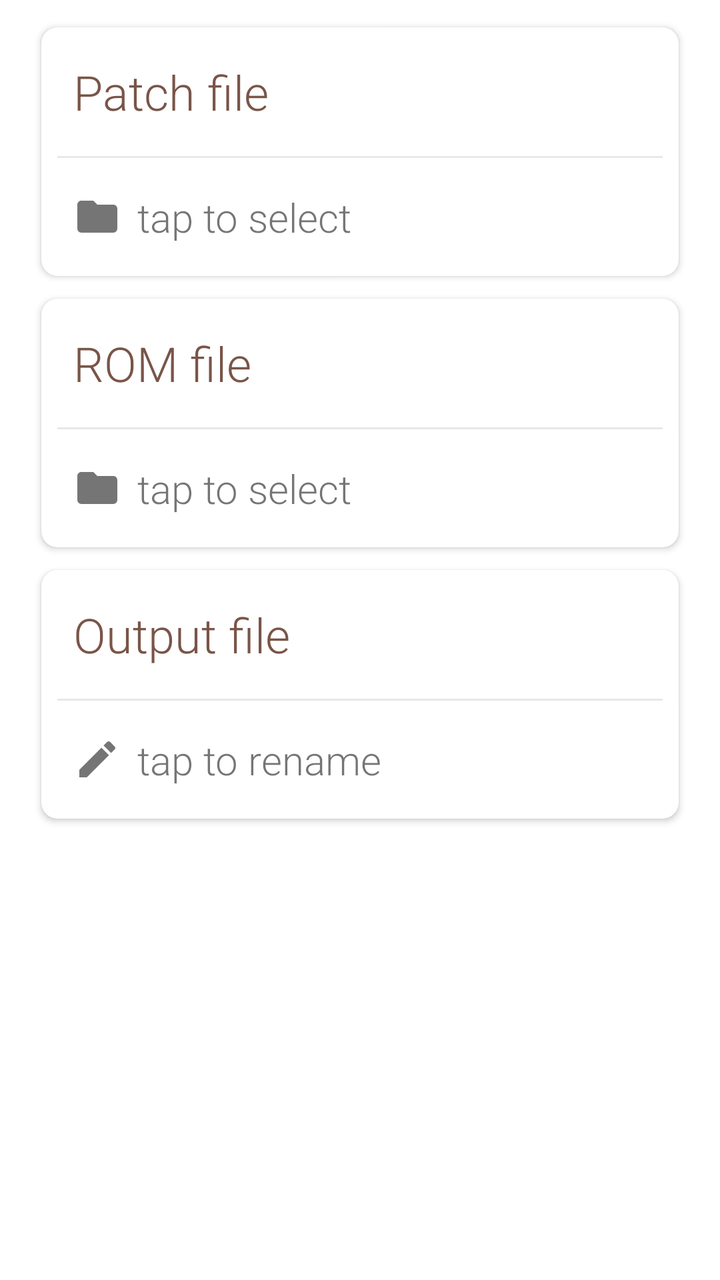
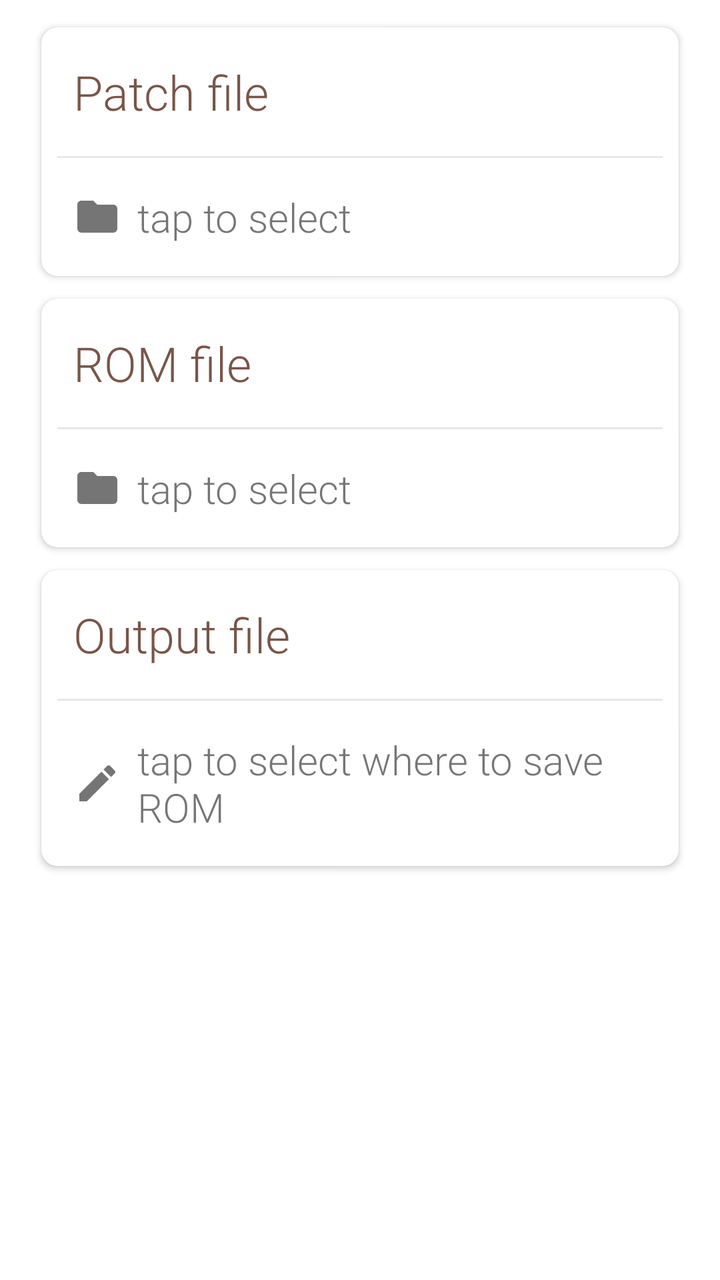

Two renders of the same Android screen: before a commit and after it. Below are the layout's source before the change and the commit's diff.
<!-- AndroidManifest.xml: application theme AppTheme.NoActionBar -->
<!-- res/layout/apply_patch_fragment.xml -->
<?xml version="1.0" encoding="utf-8"?>
<ScrollView
    xmlns:android="http://schemas.android.com/apk/res/android"
    xmlns:app="http://schemas.android.com/apk/res-auto"
    android:layout_width="match_parent"
    android:layout_height="match_parent"
    android:layout_alignParentTop="true">

    <LinearLayout
        style="@style/CardsHolder">

        <androidx.cardview.widget.CardView
            android:id="@+id/patchCardView"
            style="@style/Card.Clickable">

            <LinearLayout
                android:layout_width="match_parent"
                android:layout_height="match_parent"
                android:orientation="vertical"
                android:padding="@dimen/card_padding">

                <TextView
                    android:id="@+id/patchLabel"
                    android:layout_width="wrap_content"
                    android:layout_height="wrap_content"
                    android:fontFamily="sans-serif-light"
                    android:padding="8dp"
                    android:text="@string/main_activity_patch_file"
                    android:textColor="@color/colorCardHeaderText"
                    android:textSize="24sp"/>

                <View
                    android:layout_width="match_parent"
                    android:layout_height="@dimen/card_line_height"
                    android:layout_marginTop="@dimen/card_line_margin"
                    android:layout_marginBottom="@dimen/card_line_margin"
                    android:background="@color/colorCardLine"/>

                <TextView
                    android:id="@+id/patchNameTextView"
                    android:layout_width="match_parent"
                    android:layout_height="wrap_content"
                    android:drawableStart="@drawable/folder"
                    android:drawablePadding="8dp"
                    android:fontFamily="sans-serif-light"
                    android:padding="8dp"
                    android:text="@string/main_activity_tap_to_select"
                    android:textSize="20sp"/>
            </LinearLayout>

        </androidx.cardview.widget.CardView>

        <androidx.cardview.widget.CardView
            android:id="@+id/romCardView"
            style="@style/Card.Clickable">

            <LinearLayout
                android:layout_width="match_parent"
                android:layout_height="match_parent"
                android:orientation="vertical"
                android:padding="@dimen/card_padding">

                <TextView
                    android:id="@+id/romLabel"
                    android:layout_width="wrap_content"
                    android:layout_height="wrap_content"
                    android:fontFamily="sans-serif-light"
                    android:padding="8dp"
                    android:text="@string/main_activity_rom_file"
                    android:textColor="@color/colorCardHeaderText"
                    android:textSize="24sp"/>

                <View
                    android:layout_width="match_parent"
                    android:layout_height="@dimen/card_line_height"
                    android:layout_marginTop="@dimen/card_line_margin"
                    android:layout_marginBottom="@dimen/card_line_margin"
                    android:background="@color/colorCardLine"/>

                <TextView
                    android:id="@+id/romNameTextView"
                    android:layout_width="match_parent"
                    android:layout_height="wrap_content"
                    android:drawableStart="@drawable/folder"
                    android:drawablePadding="8dp"
                    android:fontFamily="sans-serif-light"
                    android:padding="8dp"
                    android:text="@string/main_activity_tap_to_select"
                    android:textSize="20sp"/>
            </LinearLayout>

        </androidx.cardview.widget.CardView>

        <androidx.cardview.widget.CardView
            android:id="@+id/outputCardView"
            style="@style/Card.Clickable">

            <LinearLayout
                android:layout_width="match_parent"
                android:layout_height="match_parent"
                android:orientation="vertical"
                android:padding="@dimen/card_padding">

                <TextView
                    android:id="@+id/outputLabel"
                    android:layout_width="wrap_content"
                    android:layout_height="wrap_content"
                    android:fontFamily="sans-serif-light"
                    android:padding="8dp"
                    android:text="@string/main_activity_output_file"
                    android:textColor="@color/colorCardHeaderText"
                    android:textSize="24sp"/>

                <View
                    android:layout_width="match_parent"
                    android:layout_height="@dimen/card_line_height"
                    android:layout_marginTop="@dimen/card_line_margin"
                    android:layout_marginBottom="@dimen/card_line_margin"
                    android:background="@color/colorCardLine"/>

                <TextView
                    android:id="@+id/outputNameTextView"
                    android:layout_width="match_parent"
                    android:layout_height="wrap_content"
                    android:drawableStart="@drawable/pencil"
                    android:drawablePadding="8dp"
                    android:fontFamily="sans-serif-light"
                    android:padding="8dp"
                    android:text="@string/main_activity_tap_to_rename"
                    android:textSize="20sp"/>


            </LinearLayout>

        </androidx.cardview.widget.CardView>

    </LinearLayout>
</ScrollView>
<!-- resources referenced by this layout -->
<resources>
  <color name="colorCardHeaderText">#795548</color>
  <color name="colorCardLine">#e8e8e8</color>
  <dimen name="card_line_height">1dp</dimen>
  <dimen name="card_line_margin">8dp</dimen>
  <dimen name="card_padding">8dp</dimen>
  <!-- drawable folder (drawable) -->
  <vector xmlns:android="http://schemas.android.com/apk/res/android"
      android:height="24dp"
      android:width="24dp"
      android:viewportWidth="24"
      android:viewportHeight="24">
      <path android:fillColor="#757575" android:pathData="M10,4H4C2.89,4 2,4.89 2,6V18A2,2 0 0,0 4,20H20A2,2 0 0,0 22,18V8C22,6.89 21.1,6 20,6H12L10,4Z" />
  </vector>
  <!-- drawable pencil (drawable) -->
  <vector xmlns:android="http://schemas.android.com/apk/res/android"
      android:height="24dp"
      android:width="24dp"
      android:viewportWidth="24"
      android:viewportHeight="24">
      <path android:fillColor="#757575" android:pathData="M20.71,7.04C21.1,6.65 21.1,6 20.71,5.63L18.37,3.29C18,2.9 17.35,2.9 16.96,3.29L15.12,5.12L18.87,8.87M3,17.25V21H6.75L17.81,9.93L14.06,6.18L3,17.25Z" />
  </vector>
  <string name="main_activity_output_file">Output file</string>
  <string name="main_activity_patch_file">Patch file</string>
  <string name="main_activity_rom_file">ROM file</string>
  <string name="main_activity_tap_to_rename">tap to rename</string>
  <string name="main_activity_tap_to_select">tap to select</string>
  <style name="Card.Clickable" parent="Card">
          <item name="android:focusable">true</item>
          <item name="android:clickable">true</item>
          <item name="android:foreground">?attr/selectableItemBackground</item>
      </style>
  <style name="CardsHolder">
          <item name="android:orientation">vertical</item>
          <item name="android:layout_width">match_parent</item>
          <item name="android:layout_height">wrap_content</item>
          <item name="android:layout_marginTop">@dimen/content_top_margin</item>
          <item name="android:layout_marginLeft">@dimen/content_left_margin</item>
          <item name="android:layout_marginRight">@dimen/content_right_margin</item>
      </style>
  <style name="AppTheme.NoActionBar">
          <item name="windowActionBar">false</item>
          <item name="windowNoTitle">true</item>
      </style>
  <style name="Card">
          <item name="android:layout_gravity">center</item>
          <item name="android:layout_width">match_parent</item>
          <item name="android:layout_height">wrap_content</item>
          <item name="cardBackgroundColor">@color/colorCardBackground</item>
          <item name="cardElevation">@dimen/card_elevation</item>
          <item name="cardCornerRadius">@dimen/card_corner_radius</item>
          <item name="cardUseCompatPadding">true</item>
      </style>
  <dimen name="content_top_margin">8dp</dimen>
  <dimen name="content_left_margin">16dp</dimen>
  <dimen name="content_right_margin">16dp</dimen>
  <color name="colorCardBackground">@android:color/white</color>
  <dimen name="card_elevation">2dp</dimen>
  <dimen name="card_corner_radius">8dp</dimen>
</resources>

<!-- the commit's change to res/layout/apply_patch_fragment.xml (unified diff, before → after) -->
@@ -126,7 +126,7 @@
                     android:drawablePadding="8dp"
                     android:fontFamily="sans-serif-light"
                     android:padding="8dp"
-                    android:text="@string/main_activity_tap_to_rename"
+                    android:text="@string/main_activity_tap_to_select_where_to_save_rom"
                     android:textSize="20sp"/>
 
 
<!-- resource entries referenced after the edit -->
@@ -24,8 +24,8 @@
   <string name="main_activity_output_file">Output file</string>
   <string name="main_activity_patch_file">Patch file</string>
   <string name="main_activity_rom_file">ROM file</string>
-  <string name="main_activity_tap_to_rename">tap to rename</string>
   <string name="main_activity_tap_to_select">tap to select</string>
+  <string name="main_activity_tap_to_select_where_to_save_rom">tap to select where to save ROM</string>
   <style name="Card.Clickable" parent="Card">
           <item name="android:focusable">true</item>
           <item name="android:clickable">true</item>
